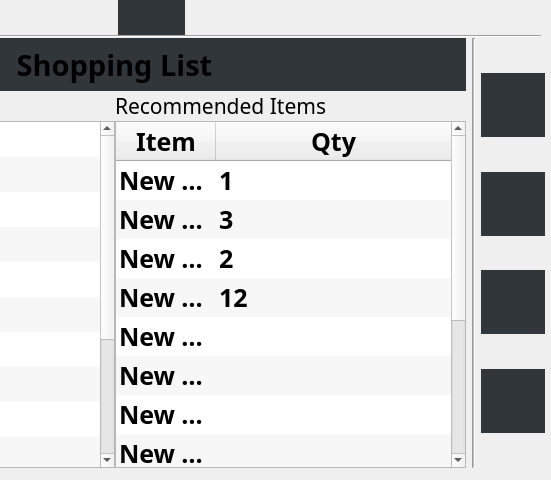
Before: the Qt Designer form mainWindow.ui in addisonElliott/SmartShopTouchScreen, drawn with Qt 5; both pictures show x 249 to 800 and y 0 to 480 of the 800 by 480 pixel window.
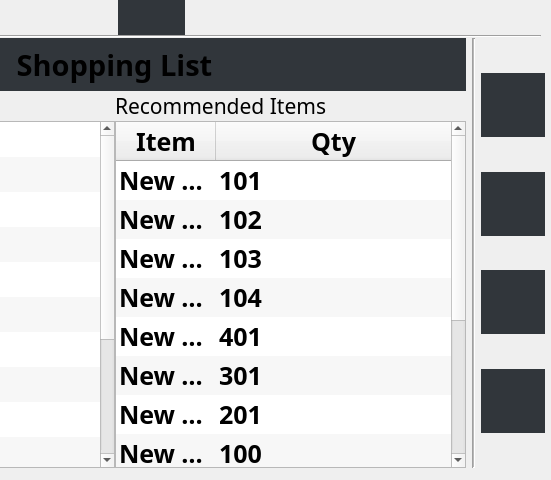
After: the same form once the commit is applied. Icons and pictures are not drawn.

Commit message: Changed "Required Items List" Column Spacing

```diff
--- a/mainWindow.ui
+++ b/mainWindow.ui
@@ -597,7 +597,7 @@
         </item>
         <item row="0" column="1">
          <property name="text">
-          <string>1</string>
+          <string>101</string>
          </property>
         </item>
         <item row="1" column="0">
@@ -607,7 +607,7 @@
         </item>
         <item row="1" column="1">
          <property name="text">
-          <string>3</string>
+          <string>102</string>
          </property>
         </item>
         <item row="2" column="0">
@@ -617,7 +617,7 @@
         </item>
         <item row="2" column="1">
          <property name="text">
-          <string>2</string>
+          <string>103</string>
          </property>
         </item>
         <item row="3" column="0">
@@ -627,7 +627,7 @@
         </item>
         <item row="3" column="1">
          <property name="text">
-          <string>12</string>
+          <string>104</string>
          </property>
         </item>
         <item row="4" column="0">
@@ -635,21 +635,41 @@
           <string>New Item</string>
          </property>
         </item>
+        <item row="4" column="1">
+         <property name="text">
+          <string>401</string>
+         </property>
+        </item>
         <item row="5" column="0">
          <property name="text">
           <string>New Item</string>
          </property>
         </item>
+        <item row="5" column="1">
+         <property name="text">
+          <string>301</string>
+         </property>
+        </item>
         <item row="6" column="0">
          <property name="text">
           <string>New Item</string>
          </property>
         </item>
+        <item row="6" column="1">
+         <property name="text">
+          <string>201</string>
+         </property>
+        </item>
         <item row="7" column="0">
          <property name="text">
           <string>New Item</string>
          </property>
         </item>
+        <item row="7" column="1">
+         <property name="text">
+          <string>100</string>
+         </property>
+        </item>
        </widget>
       </item>
      </layout>
```
Left out of the diff: 4 changed lines with no effect on the pictures. The commit also changes 5 other files.
